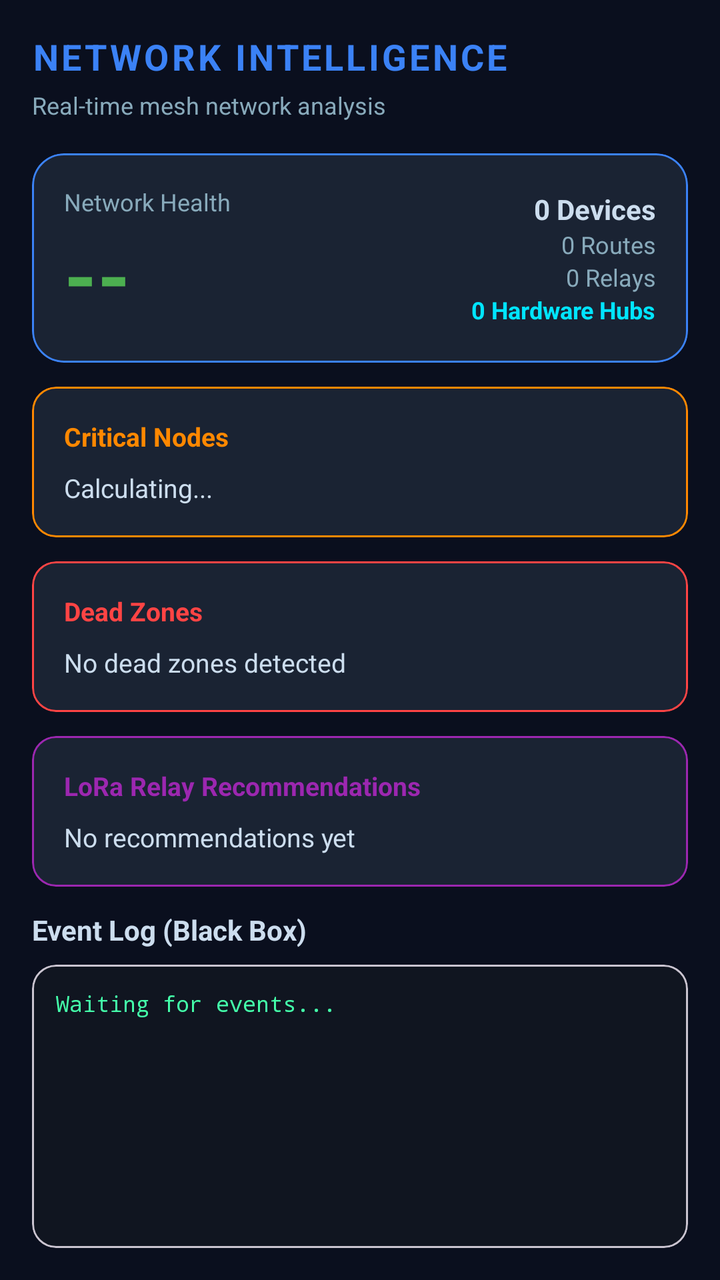
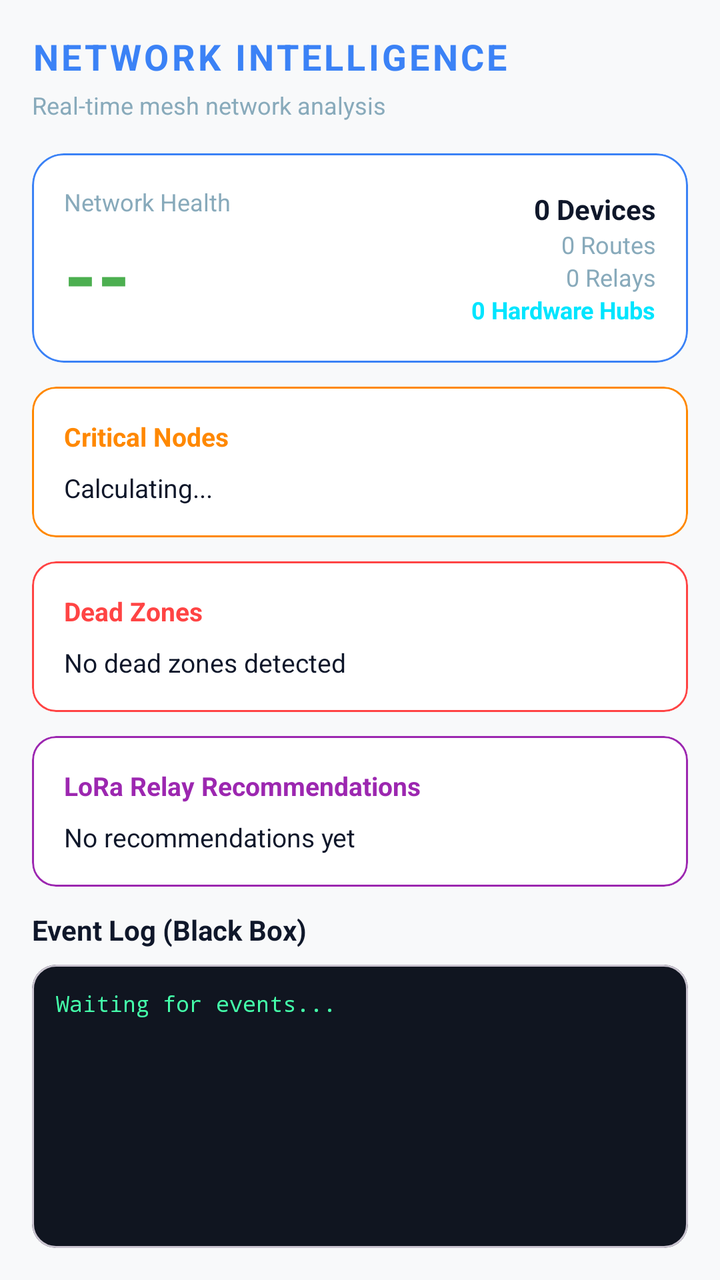

Two renders of the same Android screen: before a commit and after it. Below are the layout's source before the change and the commit's diff.
<!-- AndroidManifest.xml: application theme Theme.DisasterComm -->
<!-- res/layout/fragment_network_dashboard.xml -->
<?xml version="1.0" encoding="utf-8"?>
<LinearLayout xmlns:android="http://schemas.android.com/apk/res/android"
    xmlns:app="http://schemas.android.com/apk/res-auto"
    android:layout_width="match_parent"
    android:layout_height="match_parent"
    android:background="#0A0F1E"
    android:orientation="vertical"
    android:padding="16dp">

    
    <TextView
        android:layout_width="wrap_content"
        android:layout_height="wrap_content"
        android:text="NETWORK INTELLIGENCE"
        android:textColor="#3B82F6"
        android:textSize="18sp"
        android:textStyle="bold"
        android:letterSpacing="0.08"
        android:layout_marginBottom="4dp"/>

    <TextView
        android:id="@+id/tvHealthSubtitle"
        android:layout_width="wrap_content"
        android:layout_height="wrap_content"
        android:text="Real-time mesh network analysis"
        android:textColor="#88AABB"
        android:textSize="12sp"
        android:layout_marginBottom="16dp"/>

    
    <com.google.android.material.card.MaterialCardView
        android:layout_width="match_parent"
        android:layout_height="wrap_content"
        android:layout_marginBottom="12dp"
        app:cardBackgroundColor="#1A2333"
        app:cardCornerRadius="16dp"
        app:strokeColor="#3B82F6"
        app:strokeWidth="1dp">
        <LinearLayout
            android:layout_width="match_parent"
            android:layout_height="wrap_content"
            android:orientation="horizontal"
            android:padding="16dp"
            android:gravity="center_vertical">
            <LinearLayout
                android:layout_width="0dp"
                android:layout_height="wrap_content"
                android:layout_weight="1"
                android:orientation="vertical">
                <TextView
                    android:layout_width="wrap_content"
                    android:layout_height="wrap_content"
                    android:text="Network Health"
                    android:textColor="#88AABB"
                    android:textSize="12sp"/>
                <TextView
                    android:id="@+id/tvHealthScore"
                    android:layout_width="wrap_content"
                    android:layout_height="wrap_content"
                    android:text="--"
                    android:textColor="#4CAF50"
                    android:textSize="42sp"
                    android:textStyle="bold"/>
            </LinearLayout>
            <LinearLayout
                android:layout_width="wrap_content"
                android:layout_height="wrap_content"
                android:orientation="vertical"
                android:gravity="end">
                <TextView
                    android:id="@+id/tvDeviceCount"
                    android:layout_width="wrap_content"
                    android:layout_height="wrap_content"
                    android:text="0 Devices"
                    android:textColor="#CCDDEE"
                    android:textSize="14sp"
                    android:textStyle="bold"/>
                <TextView
                    android:id="@+id/tvRouteCount"
                    android:layout_width="wrap_content"
                    android:layout_height="wrap_content"
                    android:text="0 Routes"
                    android:textColor="#88AABB"
                    android:textSize="12sp"/>
                <TextView
                    android:id="@+id/tvRelayCount"
                    android:layout_width="wrap_content"
                    android:layout_height="wrap_content"
                    android:text="0 Relays"
                    android:textColor="#88AABB"
                    android:textSize="12sp"/>
                <TextView
                    android:id="@+id/tvHardwareNodes"
                    android:layout_width="wrap_content"
                    android:layout_height="wrap_content"
                    android:text="0 Hardware Hubs"
                    android:textColor="#00E5FF"
                    android:textStyle="bold"
                    android:textSize="12sp"/>
            </LinearLayout>
        </LinearLayout>
    </com.google.android.material.card.MaterialCardView>

    
    <com.google.android.material.card.MaterialCardView
        android:layout_width="match_parent"
        android:layout_height="wrap_content"
        android:layout_marginBottom="12dp"
        app:cardBackgroundColor="#1A2333"
        app:cardCornerRadius="12dp"
        app:strokeColor="#FF8800"
        app:strokeWidth="1dp">
        <LinearLayout
            android:layout_width="match_parent"
            android:layout_height="wrap_content"
            android:orientation="vertical"
            android:padding="16dp">
            <TextView
                android:layout_width="wrap_content"
                android:layout_height="wrap_content"
                android:text="Critical Nodes"
                android:textColor="#FF8800"
                android:textSize="13sp"
                android:textStyle="bold"
                android:layout_marginBottom="8dp"/>
            <TextView
                android:id="@+id/tvCriticalNodes"
                android:layout_width="match_parent"
                android:layout_height="wrap_content"
                android:text="Calculating..."
                android:textColor="#CCDDEE"
                android:textSize="13sp"/>
        </LinearLayout>
    </com.google.android.material.card.MaterialCardView>

    
    <com.google.android.material.card.MaterialCardView
        android:layout_width="match_parent"
        android:layout_height="wrap_content"
        android:layout_marginBottom="12dp"
        app:cardBackgroundColor="#1A2333"
        app:cardCornerRadius="12dp"
        app:strokeColor="#FF4444"
        app:strokeWidth="1dp">
        <LinearLayout
            android:layout_width="match_parent"
            android:layout_height="wrap_content"
            android:orientation="vertical"
            android:padding="16dp">
            <TextView
                android:layout_width="wrap_content"
                android:layout_height="wrap_content"
                android:text="Dead Zones"
                android:textColor="#FF4444"
                android:textSize="13sp"
                android:textStyle="bold"
                android:layout_marginBottom="8dp"/>
            <TextView
                android:id="@+id/tvDeadZones"
                android:layout_width="match_parent"
                android:layout_height="wrap_content"
                android:text="No dead zones detected"
                android:textColor="#CCDDEE"
                android:textSize="13sp"/>
        </LinearLayout>
    </com.google.android.material.card.MaterialCardView>

    
    <com.google.android.material.card.MaterialCardView
        android:layout_width="match_parent"
        android:layout_height="wrap_content"
        android:layout_marginBottom="12dp"
        app:cardBackgroundColor="#1A2333"
        app:cardCornerRadius="12dp"
        app:strokeColor="#9C27B0"
        app:strokeWidth="1dp">
        <LinearLayout
            android:layout_width="match_parent"
            android:layout_height="wrap_content"
            android:orientation="vertical"
            android:padding="16dp">
            <TextView
                android:layout_width="wrap_content"
                android:layout_height="wrap_content"
                android:text="LoRa Relay Recommendations"
                android:textColor="#9C27B0"
                android:textSize="13sp"
                android:textStyle="bold"
                android:layout_marginBottom="8dp"/>
            <TextView
                android:id="@+id/tvLoraRec"
                android:layout_width="match_parent"
                android:layout_height="wrap_content"
                android:text="No recommendations yet"
                android:textColor="#CCDDEE"
                android:textSize="13sp"/>
        </LinearLayout>
    </com.google.android.material.card.MaterialCardView>

    
    <TextView
        android:layout_width="wrap_content"
        android:layout_height="wrap_content"
        android:text="Event Log (Black Box)"
        android:textColor="#CCDDEE"
        android:textSize="14sp"
        android:textStyle="bold"
        android:layout_marginBottom="8dp"/>

    <com.google.android.material.card.MaterialCardView
        android:layout_width="match_parent"
        android:layout_height="0dp"
        android:layout_weight="1"
        app:cardBackgroundColor="#101520"
        app:cardCornerRadius="12dp">
        <ScrollView
            android:layout_width="match_parent"
            android:layout_height="match_parent">
            <TextView
                android:id="@+id/tvBlackBoxLog"
                android:layout_width="match_parent"
                android:layout_height="wrap_content"
                android:padding="12dp"
                android:text="Waiting for events..."
                android:textColor="#44FFAA"
                android:textSize="11sp"
                android:fontFamily="monospace"/>
        </ScrollView>
    </com.google.android.material.card.MaterialCardView>

</LinearLayout>
<!-- resources referenced by this layout -->
<resources>
  <style name="Theme.DisasterComm" parent="Theme.Material3.DayNight.NoActionBar">
          
          <item name="colorPrimary">@color/primary</item>
          <item name="colorPrimaryVariant">@color/primary_variant</item>
          <item name="colorOnPrimary">@color/text_on_primary</item>
          
          
          <item name="colorSecondary">@color/secondary</item>
          <item name="colorSecondaryVariant">@color/secondary_variant</item>
          <item name="colorOnSecondary">@color/white</item>
          
          
          <item name="android:windowBackground">@color/background</item>
          <item name="colorSurface">@color/surface</item>
          <item name="colorOnSurface">@color/text_primary</item>
          
          
          <item name="android:statusBarColor">@color/primary_variant</item>
          <item name="android:windowLightStatusBar">false</item>
          
          
          <item name="elevationOverlayEnabled">false</item>
          
          
          <item name="materialButtonStyle">@style/Widget.App.Button</item>
      </style>
  <color name="primary">#0047FF</color>
  <color name="primary_variant">#092FA4</color>
  <color name="text_on_primary">#FFFFFF</color>
  <color name="secondary">#0047FF</color>
  <color name="secondary_variant">#092FA4</color>
  <color name="white">#FFFFFF</color>
  <color name="background">#F8F9FA</color>
  <color name="surface">#FFFFFF</color>
  <color name="text_primary">#0F172A</color>
  <style name="Widget.App.Button" parent="Widget.Material3.Button">
          <item name="android:minHeight">48dp</item>
          <item name="android:minWidth">48dp</item>
          <item name="android:stateListAnimator">@null</item> 
          <item name="android:elevation">0dp</item>
      </style>
</resources>

<!-- the commit's change to res/layout/fragment_network_dashboard.xml (unified diff, before → after) -->
@@ -3,7 +3,7 @@
     xmlns:app="http://schemas.android.com/apk/res-auto"
     android:layout_width="match_parent"
     android:layout_height="match_parent"
-    android:background="#0A0F1E"
+    android:background="@color/background"
     android:orientation="vertical"
     android:padding="16dp">
 
@@ -32,7 +32,7 @@
         android:layout_width="match_parent"
         android:layout_height="wrap_content"
         android:layout_marginBottom="12dp"
-        app:cardBackgroundColor="#1A2333"
+        app:cardBackgroundColor="@color/surface"
         app:cardCornerRadius="16dp"
         app:strokeColor="#3B82F6"
         app:strokeWidth="1dp">
@@ -72,7 +72,7 @@
                     android:layout_width="wrap_content"
                     android:layout_height="wrap_content"
                     android:text="0 Devices"
-                    android:textColor="#CCDDEE"
+                    android:textColor="@color/text_primary"
                     android:textSize="14sp"
                     android:textStyle="bold"/>
                 <TextView
@@ -106,7 +106,7 @@
         android:layout_width="match_parent"
         android:layout_height="wrap_content"
         android:layout_marginBottom="12dp"
-        app:cardBackgroundColor="#1A2333"
+        app:cardBackgroundColor="@color/surface"
         app:cardCornerRadius="12dp"
         app:strokeColor="#FF8800"
         app:strokeWidth="1dp">
@@ -128,7 +128,7 @@
                 android:layout_width="match_parent"
                 android:layout_height="wrap_content"
                 android:text="Calculating..."
-                android:textColor="#CCDDEE"
+                android:textColor="@color/text_primary"
                 android:textSize="13sp"/>
         </LinearLayout>
     </com.google.android.material.card.MaterialCardView>
@@ -138,7 +138,7 @@
         android:layout_width="match_parent"
         android:layout_height="wrap_content"
         android:layout_marginBottom="12dp"
-        app:cardBackgroundColor="#1A2333"
+        app:cardBackgroundColor="@color/surface"
         app:cardCornerRadius="12dp"
         app:strokeColor="#FF4444"
         app:strokeWidth="1dp">
@@ -160,7 +160,7 @@
                 android:layout_width="match_parent"
                 android:layout_height="wrap_content"
                 android:text="No dead zones detected"
-                android:textColor="#CCDDEE"
+                android:textColor="@color/text_primary"
                 android:textSize="13sp"/>
         </LinearLayout>
     </com.google.android.material.card.MaterialCardView>
@@ -170,7 +170,7 @@
         android:layout_width="match_parent"
         android:layout_height="wrap_content"
         android:layout_marginBottom="12dp"
-        app:cardBackgroundColor="#1A2333"
+        app:cardBackgroundColor="@color/surface"
         app:cardCornerRadius="12dp"
         app:strokeColor="#9C27B0"
         app:strokeWidth="1dp">
@@ -192,7 +192,7 @@
                 android:layout_width="match_parent"
                 android:layout_height="wrap_content"
                 android:text="No recommendations yet"
-                android:textColor="#CCDDEE"
+                android:textColor="@color/text_primary"
                 android:textSize="13sp"/>
         </LinearLayout>
     </com.google.android.material.card.MaterialCardView>
@@ -202,7 +202,7 @@
         android:layout_width="wrap_content"
         android:layout_height="wrap_content"
         android:text="Event Log (Black Box)"
-        android:textColor="#CCDDEE"
+        android:textColor="@color/text_primary"
         android:textSize="14sp"
         android:textStyle="bold"
         android:layout_marginBottom="8dp"/>
